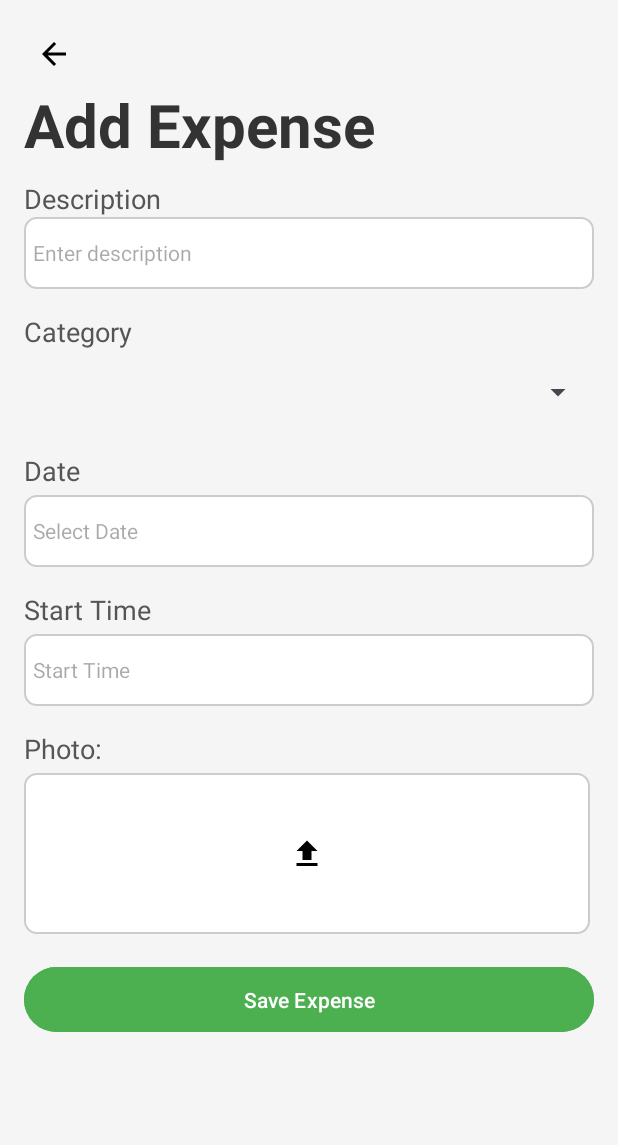
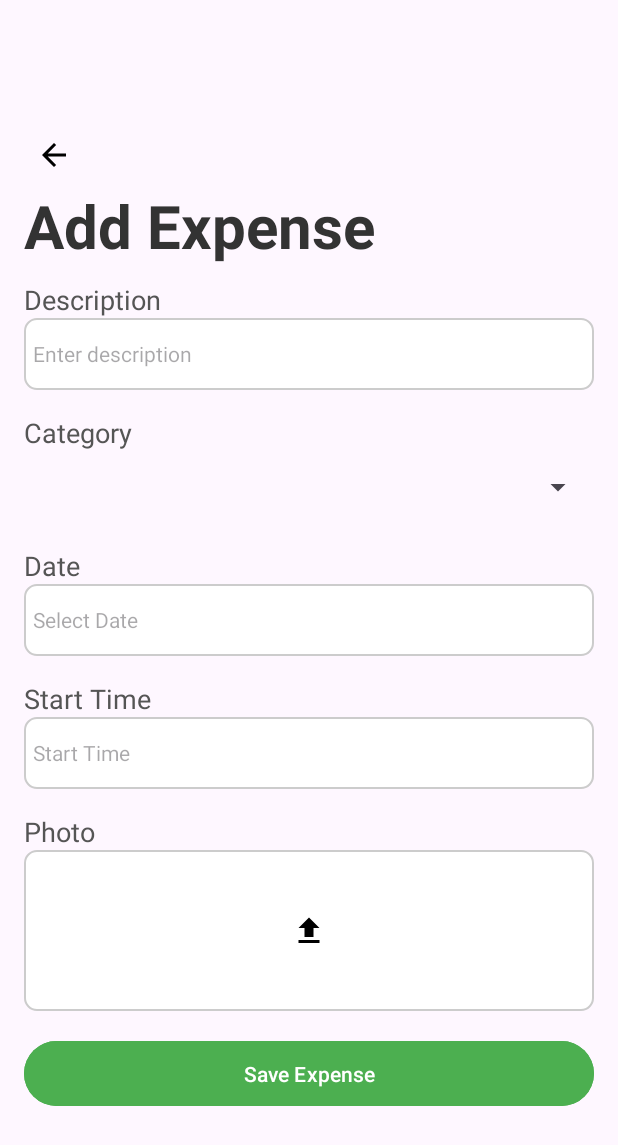
Before and after one commit to ST10357451/PocketPaladin, an Android app: the layout activity_add_expense.xml on its own in the app's theme, with its tools: preview values and no code run, on a phone screen of 412 x 824 dp. Shown: the top 1145 px of the screen. Run offline under Robolectric (Android 15) with nearby library versions, the light colour scheme and no system bars.

Commit message:
Fixed Add Expenses activity and connected it with RoomDB

```diff
--- a/app/src/main/AndroidManifest.xml
+++ b/app/src/main/AndroidManifest.xml
@@ -14,6 +14,9 @@
         android:supportsRtl="true"
         android:theme="@style/Theme.PocketPaladinApp"
         tools:targetApi="31">
+        <activity
+            android:name=".AddExpenseActivity"
+            android:exported="false" />
         <activity
             android:name=".SettingsPageActivity"
             android:exported="false" />
--- a/app/src/main/java/com/example/pocketpaladinapp/CategoryDAO.kt
+++ b/app/src/main/java/com/example/pocketpaladinapp/CategoryDAO.kt
@@ -11,4 +11,8 @@ interface CategoryDao {
 
     @Query("SELECT * FROM categories WHERE userOwnerId = :userId")
     suspend fun getAllCategories(userId: Int): List<Category>
+
+    @Query("SELECT * FROM categories WHERE categoryName = :name LIMIT 1")
+    suspend fun getCategoryByName(name: String): Category?
+
 }
--- a/app/src/main/res/layout/add_expense_page.xml
+++ b/app/src/main/res/layout/activity_add_expense.xml
@@ -1,14 +1,21 @@
 <?xml version="1.0" encoding="utf-8"?>
-<ScrollView xmlns:android="http://schemas.android.com/apk/res/android"
+<androidx.constraintlayout.widget.ConstraintLayout xmlns:android="http://schemas.android.com/apk/res/android"
+    xmlns:app="http://schemas.android.com/apk/res-auto"
+    xmlns:tools="http://schemas.android.com/tools"
+    android:id="@+id/main"
     android:layout_width="match_parent"
     android:layout_height="match_parent"
-    android:background="#f5f5f5">
+    tools:context=".AddExpenseActivity">
 
     <LinearLayout
         android:layout_width="match_parent"
         android:layout_height="wrap_content"
         android:orientation="vertical"
-        android:padding="16dp">
+        android:padding="16dp"
+        app:layout_constraintTop_toTopOf="parent"
+        app:layout_constraintBottom_toBottomOf="parent"
+        app:layout_constraintStart_toStartOf="parent"
+        app:layout_constraintEnd_toEndOf="parent">
 
         <ImageButton
             android:id="@+id/btnBack"
@@ -19,12 +26,10 @@
             android:src="@drawable/back_arrow"
             android:contentDescription="Back" />
 
-        <!-- Description Label -->
         <TextView
             android:id="@+id/AddExpense"
             android:layout_width="wrap_content"
             android:layout_height="wrap_content"
-            android:layout_marginEnd="16dp"
             android:paddingBottom="10dp"
             android:text="Add Expense"
             android:textColor="#333333"
@@ -32,10 +37,9 @@
             android:textStyle="bold" />
 
         <TextView
-            android:id="@+id/etDescriptionTB"
+            android:text="Description"
             android:layout_width="wrap_content"
             android:layout_height="wrap_content"
-            android:text="Description"
             android:textSize="18sp"
             android:textColor="#555555" />
 
@@ -50,15 +54,12 @@
             android:textSize="14sp"
             android:background="@drawable/edit_text_border" />
 
-        <!-- Category Section -->
         <TextView
-            android:id="@+id/etCategory"
-            android:layout_width="match_parent"
+            android:text="Category"
+            android:layout_width="wrap_content"
             android:layout_height="wrap_content"
-            android:text="Category"
             android:textSize="18sp"
-            android:textColor="#555555"
-            android:layout_marginBottom="4dp" />
+            android:textColor="#555555" />
 
         <Spinner
             android:id="@+id/spinnerCategory"
@@ -66,16 +67,12 @@
             android:layout_height="48dp"
             android:layout_marginBottom="16dp" />
 
-        <!-- Date Section -->
-
         <TextView
-            android:id="@+id/etDateTB"
-            android:layout_width="match_parent"
+            android:text="Date"
+            android:layout_width="wrap_content"
             android:layout_height="wrap_content"
-            android:layout_marginBottom="4dp"
-            android:text="Date"
-            android:textColor="#555555"
-            android:textSize="18sp" />
+            android:textSize="18sp"
+            android:textColor="#555555" />
 
         <EditText
             android:id="@+id/etDate"
@@ -88,15 +85,12 @@
             android:textSize="14sp"
             android:background="@drawable/edit_text_border" />
 
-        <!-- Start Time Section -->
         <TextView
-            android:id="@+id/etStartTimeTB"
-            android:layout_width="match_parent"
+            android:text="Start Time"
+            android:layout_width="wrap_content"
             android:layout_height="wrap_content"
-            android:text="Start Time"
             android:textSize="18sp"
-            android:textColor="#555555"
-            android:layout_marginBottom="4dp" />
+            android:textColor="#555555" />
 
         <EditText
             android:id="@+id/etStartTime"
@@ -109,20 +103,16 @@
             android:textSize="14sp"
             android:background="@drawable/edit_text_border" />
 
-        <!-- Photo Section -->
         <TextView
-            android:id="@+id/etAddPhotoTB"
-            android:layout_width="match_parent"
+            android:text="Photo"
+            android:layout_width="wrap_content"
             android:layout_height="wrap_content"
-            android:layout_marginBottom="4dp"
-            android:text="Photo:"
-            android:textColor="#555555"
-            android:textSize="18sp" />
-
+            android:textSize="18sp"
+            android:textColor="#555555" />
 
         <ImageButton
             android:id="@+id/btnSelectPhoto"
-            android:layout_width="377dp"
+            android:layout_width="match_parent"
             android:layout_height="107dp"
             android:layout_marginBottom="16dp"
             android:adjustViewBounds="true"
@@ -136,14 +126,10 @@
             android:id="@+id/btnSaveExpense"
             android:layout_width="match_parent"
             android:layout_height="wrap_content"
-            android:layout_gravity="center"
-            android:layout_marginTop="2dp"
             android:padding="12dp"
             android:backgroundTint="#4CAF50"
             android:text="Save Expense"
             android:textColor="#FFFFFF" />
+    </LinearLayout>
 
-
-
-    </LinearLayout>
-</ScrollView>
+</androidx.constraintlayout.widget.ConstraintLayout>
--- a/app/src/main/res/layout/view_expenses_page.xml
+++ b/app/src/main/res/layout/view_expenses_page.xml
@@ -8,7 +8,7 @@
     android:orientation="vertical"
     android:background="#F5F7FA"
     android:padding="16dp"
-    tools:context=".AddExpenseActivity">
+    tools:context=".ViewExpenses">
 
 
     <!-- Top Bar -->
```
Also changed, not shown: app/src/main/java/com/example/pocketpaladinapp/AddExpenseActivity.kt (+85 -46 lines).
